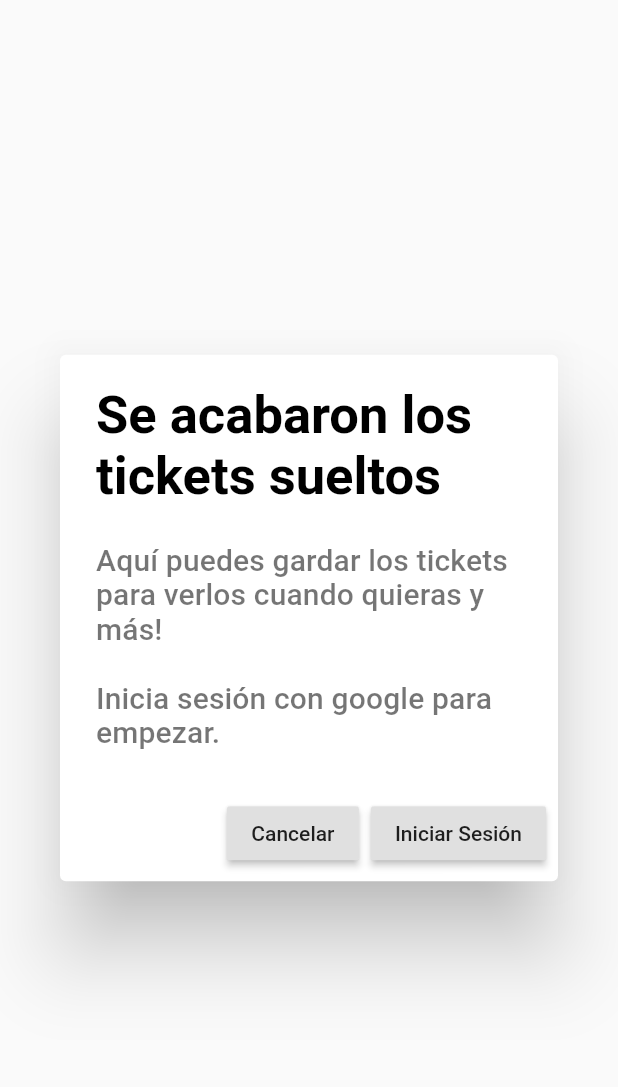
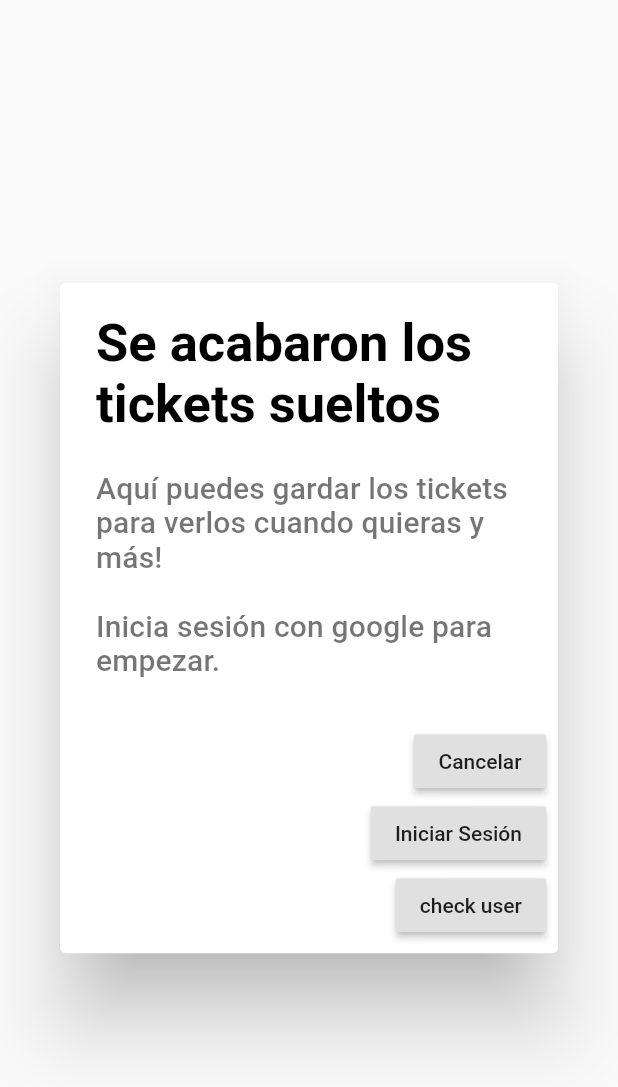
Before and after one commit to SergioMorenoAntequera/MyCashierClient, a Flutter app: the FinishShoppingDialog widget shown alone on an empty page, opened directly, after a tap on "Iniciar Sesión", on a phone screen of 412 x 824 dp. Shown: the top 1087 px of the screen. Run offline on Flutter 3.47's test engine with Material 2 defaults, Android fonts, the phone set to English and light mode, and no system bars; our stand-ins replace firebase_auth, firebase_core, google_sign_in, shared_preferences; missing offline and left inert: qrscan; accounts and stored records are empty.

Commit message:
Checking for the user in the DB

```diff
--- a/lib/Models/MyUser.dart
+++ b/lib/Models/MyUser.dart
@@ -73,7 +73,7 @@ class MyUser {
   static Future<MyUser> fetchById(id) async {
     var fetchedData = await Model.fetchByParameters("users", "id", id);
     if (fetchedData != null) {
-      return MyUser.fromJson(fetchedData);
+      return MyUser.fromJsonDatabase(fetchedData);
     } else {
       return null;
     }
--- a/lib/Widgets/Dialogs/FinishShoppingDialog.dart
+++ b/lib/Widgets/Dialogs/FinishShoppingDialog.dart
@@ -51,25 +51,32 @@ class _FinishShoppingDialogState extends State<FinishShoppingDialog> {
           ),
         ),
         RaisedButton(
-          onPressed: _createNewOrder,
+          onPressed: _loginOrCreate,
           child: Text("Iniciar Sesión"),
+        ),
+        RaisedButton(
+          onPressed: () => {print(FirebaseAuth.instance.currentUser.uid)},
+          child: Text("check user"),
         ),
       ],
     );
   }
 
   // Create product in database
-  void _createNewOrder() async {
+  void _loginOrCreate() async {
     // Check user
     var user = FirebaseAuth.instance.currentUser;
     if (user == null) {
-      print('User is currently signed out, Signing in!!!');
+      // User not logged in, checking or creating new one
       var userCredential = await signInWithGoogle();
-      var myUser = MyUser.fromGoogle(userCredential.user);
-      await myUser.create();
+
+      var fetchedUser = await MyUser.fetchById(userCredential.user.uid);
+      if (fetchedUser == null) {
+        await MyUser.fromGoogle(userCredential.user).create();
+      }
     } else {
-      print('User is signed in!');
-      print(user.uid);
+      // Create order
+
     }
   }
 
```
Also changed, not shown: lib/Models/Model.dart (+6 -1 lines).
